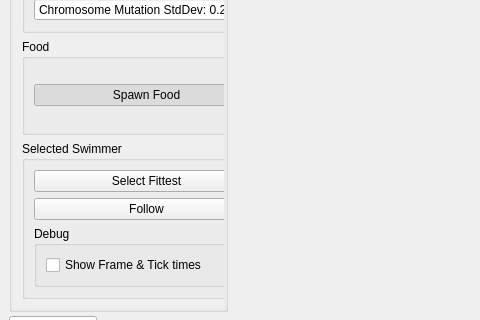
The window that src/MainWindow.ui (SebastianTroy/EoBE) describes before a commit, drawn with Qt 5; both pictures show x 0 to 480 and y 355 to 675 of the 1000 by 800 pixel window.
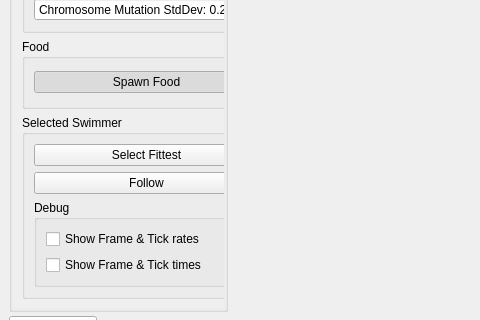
The same window after the commit. Icons and pictures are not drawn. Custom widgets are drawn as their Qt base class.

Commit message: Fixed some bugs with the tick and paint threading -Can now display the tick and frame rates -Fixed bug in Graph classes that incorrectly placed the origin -Changed performance graph to be tick duration, rather than TPS -Added Paint duration performance graph

What changed in the file:
```diff
--- a/src/MainWindow.ui
+++ b/src/MainWindow.ui
@@ -262,6 +262,13 @@
                    <string>Debug</string>
                   </property>
                   <layout class="QVBoxLayout" name="verticalLayout">
+                   <item>
+                    <widget class="QCheckBox" name="showPaintAndTickFrequencyCheckbox">
+                     <property name="text">
+                      <string>Show Frame &amp;&amp; Tick rates</string>
+                     </property>
+                    </widget>
+                   </item>
                    <item>
                     <widget class="QCheckBox" name="showPaintAndTickDurationsCheckbox">
                      <property name="text">
```
The commit also changes 4 other files.
